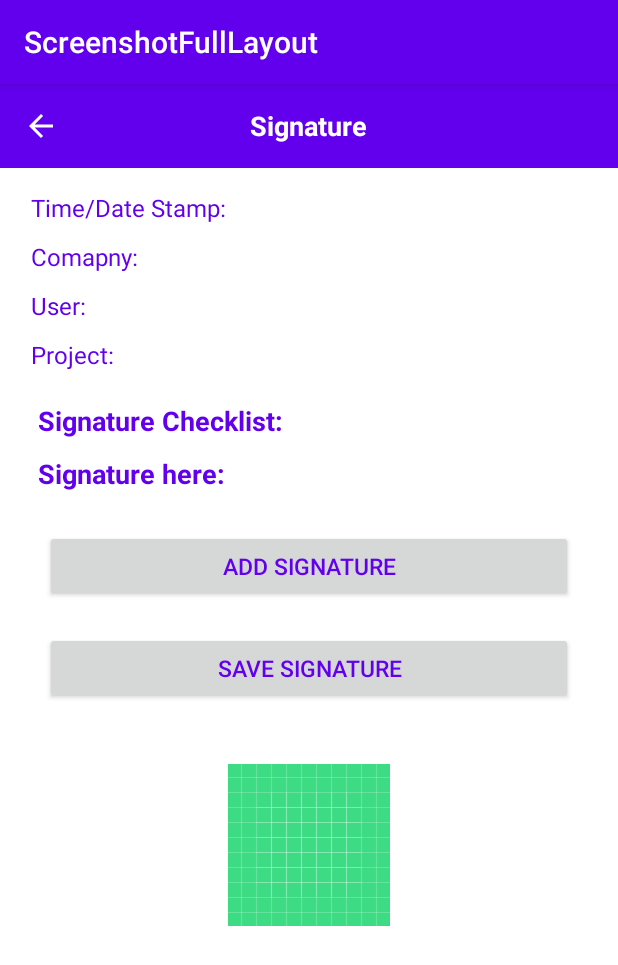
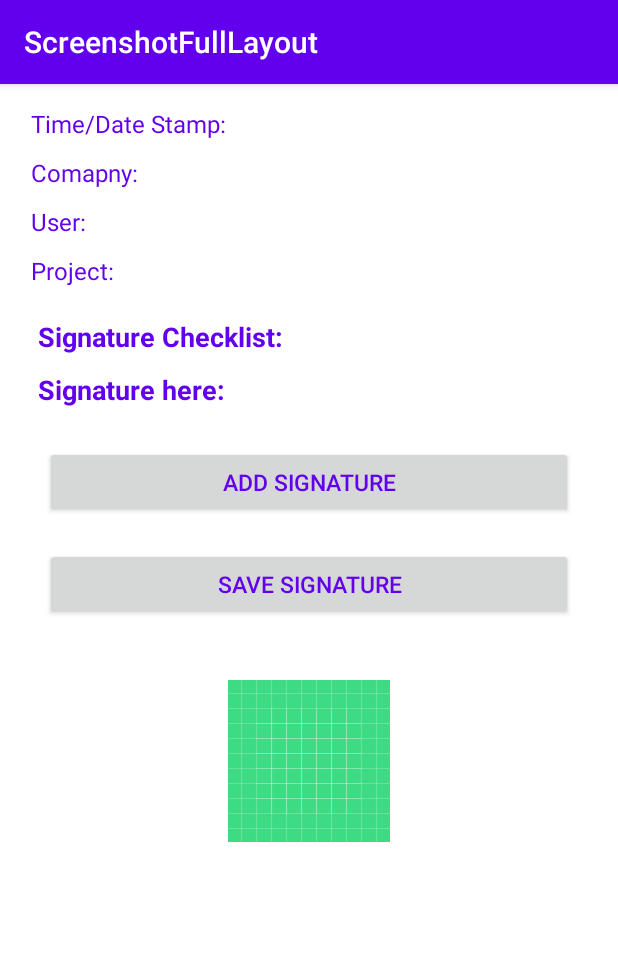
Before and after one commit to DesafioMobile/Screen-Full-Layout-Android, an Android app: the screen it shows after launch (MainActivity), on a phone screen of 412 x 824 dp. Shown: the top 965 px of the screen. Run offline under Robolectric (Android 15) with nearby library versions, the phone set to English and light mode, and no system bars.

Commit message:
done generate pdf

```diff
--- a/app/src/main/java/com/example/screenshotfulllayout/MainActivity.java
+++ b/app/src/main/java/com/example/screenshotfulllayout/MainActivity.java
@@ -2,33 +2,49 @@ package com.example.screenshotfulllayout;
 
 import androidx.annotation.NonNull;
 import androidx.appcompat.app.AppCompatActivity;
-import androidx.core.widget.NestedScrollView;
+import androidx.core.content.FileProvider;
 
 import android.Manifest;
+import android.content.Context;
+import android.content.Intent;
 import android.content.pm.PackageManager;
 import android.graphics.Bitmap;
-import android.graphics.BitmapFactory;
 import android.graphics.Canvas;
 import android.graphics.Color;
 import android.graphics.Paint;
 import android.graphics.pdf.PdfDocument;
+import android.net.Uri;
 import android.os.Build;
 import android.os.Bundle;
 import android.os.Environment;
+import android.util.Log;
 import android.view.View;
 import android.widget.Button;
 import android.widget.ImageView;
-import android.widget.ScrollView;
 import android.widget.Toast;
-
 import java.io.File;
 import java.io.FileOutputStream;
 import java.io.IOException;
+import java.text.SimpleDateFormat;
+import java.util.Date;
+import java.util.Locale;
+import java.util.Objects;
 
 public class MainActivity extends AppCompatActivity {
     private static final int PERMISSION_REQUEST_STORAGE = 1000;
     private static final int READ_REQUEST_CODE = 42;
-    Button press;
+    private Button press;
+
+
+    public String path;
+    public String signature_pdf_ = "meupdf";
+    public String signature_img_ = "minhaimagem";
+    public int totalHeight;
+    public int totalWidth;
+    public File myPath;
+    public String imagesUri;
+    public Bitmap b;
+
     @Override
     public void onRequestPermissionsResult(int requestCode, @NonNull String[] permissions, @NonNull int[] grantResults) {
         if(requestCode == PERMISSION_REQUEST_STORAGE){
@@ -40,19 +56,17 @@ public class MainActivity extends AppCompatActivity {
             }
         }
     }
+
     @Override
     protected void onCreate(Bundle savedInstanceState) {
         super.onCreate(savedInstanceState);
         setContentView(R.layout.activity_main);
 
-
-        if(Build.VERSION.SDK_INT >= Build.VERSION_CODES.M &&
-                checkSelfPermission(Manifest.permission.READ_EXTERNAL_STORAGE) != PackageManager.PERMISSION_GRANTED){
+        if(Build.VERSION.SDK_INT >= Build.VERSION_CODES.M && checkSelfPermission(Manifest.permission.READ_EXTERNAL_STORAGE) != PackageManager.PERMISSION_GRANTED){
             requestPermissions(new String[]{Manifest.permission.READ_EXTERNAL_STORAGE}, PERMISSION_REQUEST_STORAGE);
         }
 
-        if(Build.VERSION.SDK_INT >= Build.VERSION_CODES.M &&
-                checkSelfPermission(Manifest.permission.WRITE_EXTERNAL_STORAGE) != PackageManager.PERMISSION_GRANTED){
+        if(Build.VERSION.SDK_INT >= Build.VERSION_CODES.M && checkSelfPermission(Manifest.permission.WRITE_EXTERNAL_STORAGE) != PackageManager.PERMISSION_GRANTED){
             requestPermissions(new String[]{Manifest.permission.WRITE_EXTERNAL_STORAGE}, PERMISSION_REQUEST_STORAGE);
         }
 
@@ -63,17 +77,7 @@ public class MainActivity extends AppCompatActivity {
                 takeScreenShot();
             }
         });
-
     }
-
-    public String path;
-    public String signature_pdf_ = "meupdf";
-    public String signature_img_ = "minhaimagem";
-    public int totalHeight;
-    public int totalWidth;
-    public File myPath;
-    public String imagesUri;
-    public Bitmap b;
 
     private void takeScreenShot() {
 
@@ -94,19 +98,14 @@ public class MainActivity extends AppCompatActivity {
         //Save bitmap to  below path
         String extr = Environment.getExternalStorageDirectory() + "/Signature/";
         File file = new File(extr);
-        if (!file.exists())
-            file.mkdir();
+        if (!file.exists()) file.mkdir();
+
         String fileName = signature_img_ + ".jpg";
         myPath = new File(extr, fileName);
-        imagesUri = myPath.getPath();
+        imagesUri = myPath.getPath().substring(path.indexOf(":")+1);;
+
         FileOutputStream fos = null;
-
-
-
-
         b = getBitmapFromView(z);
-
-//
 
         try {
             fos = new FileOutputStream(myPath);
@@ -123,9 +122,10 @@ public class MainActivity extends AppCompatActivity {
             Toast.makeText(this, e.getMessage(), Toast.LENGTH_LONG).show();
             e.printStackTrace();
         }
-        //createPdf();// create pdf after creating bitmap and saving
 
+        createPdf();// create pdf after creating bitmap and saving
     }
+
     private void createPdf() {
 
         PdfDocument document = new PdfDocument();
@@ -145,6 +145,7 @@ public class MainActivity extends AppCompatActivity {
         paint.setColor(Color.BLUE);
         canvas.drawBitmap(bitmap, 0, 0, null);
         document.finishPage(page);
+
         File filePath = new File(path);
         try {
             document.writeTo(new FileOutputStream(filePath));
@@ -156,10 +157,18 @@ public class MainActivity extends AppCompatActivity {
         // close the document
         document.close();
 
-        //openPdf(path);// You can open pdf after complete
+        openPdf(filePath);// You can open pdf after complete
     }
+
     public Bitmap getBitmapFromView(View view){
         view.setDrawingCacheEnabled(true);
         return view.getDrawingCache();
     }
+
+    public void openPdf(File file){
+        Intent intent = new Intent(Intent.ACTION_VIEW);
+        intent.setDataAndType(FileProvider.getUriForFile(MainActivity.this, "com.example.screenshotfulllayout.provider", file), "application/pdf");
+        intent.addFlags(Intent.FLAG_GRANT_READ_URI_PERMISSION);
+        startActivity(intent);
+    }
 }
--- a/app/src/main/res/layout/activity_main.xml
+++ b/app/src/main/res/layout/activity_main.xml
@@ -1,11 +1,11 @@
 <?xml version="1.0" encoding="utf-8"?>
-<LinearLayout
-    xmlns:android="http://schemas.android.com/apk/res/android"
+<LinearLayout xmlns:android="http://schemas.android.com/apk/res/android"
     xmlns:app="http://schemas.android.com/apk/res-auto"
     android:id="@+id/scroll"
     android:layout_width="match_parent"
     android:layout_height="match_parent"
     android:background="@android:color/white">
+
     <ScrollView
         android:layout_width="match_parent"
         android:layout_height="match_parent"
@@ -16,47 +16,6 @@
             android:layout_width="match_parent"
             android:layout_height="match_parent"
             android:orientation="vertical">
-
-            <RelativeLayout
-                android:id="@+id/rl"
-                android:layout_width="match_parent"
-                android:layout_height="?attr/actionBarSize"
-                android:background="@color/colorPrimary">
-
-                <TextView
-                    android:id="@+id/header_text"
-                    android:layout_width="wrap_content"
-                    android:layout_height="wrap_content"
-                    android:layout_centerInParent="true"
-                    android:layout_centerVertical="true"
-                    android:layout_marginLeft="15dp"
-                    android:text="Signature"
-                    android:textColor="@android:color/white"
-                    android:textSize="18dp"
-                    android:textStyle="bold" />
-
-                <ImageView
-                    android:id="@+id/ivback"
-                    android:layout_width="wrap_content"
-                    android:layout_height="wrap_content"
-                    android:layout_alignParentLeft="true"
-                    android:layout_centerVertical="true"
-                    android:layout_marginLeft="5dp"
-                    android:padding="10dp"
-                    android:src="@drawable/abc_vector_test" />
-
-                <ImageView
-                    android:id="@+id/ic_downlod"
-                    android:layout_width="wrap_content"
-                    android:layout_height="wrap_content"
-                    android:layout_alignParentRight="true"
-                    android:layout_centerVertical="true"
-                    android:layout_marginRight="5dp"
-                    android:padding="10dp"
-                    android:src="@drawable/abc_vector_test"
-                    android:visibility="gone" />
-
-            </RelativeLayout>
 
 
             <LinearLayout
@@ -165,10 +124,10 @@
                     android:id="@+id/btn_add_sign"
                     android:layout_width="match_parent"
                     android:layout_height="wrap_content"
+                    android:layout_marginLeft="20dp"
+                    android:layout_marginTop="20dp"
+                    android:layout_marginRight="20dp"
                     android:layout_marginBottom="10dp"
-                    android:layout_marginLeft="20dp"
-                    android:layout_marginRight="20dp"
-                    android:layout_marginTop="20dp"
 
                     android:text="Add Signature"
                     android:textColor="@color/colorPrimary"
@@ -178,13 +137,14 @@
                     android:id="@+id/btn_save_form"
                     android:layout_width="match_parent"
                     android:layout_height="wrap_content"
+                    android:layout_marginLeft="20dp"
+                    android:layout_marginTop="10dp"
+                    android:layout_marginRight="20dp"
                     android:layout_marginBottom="30dp"
-                    android:layout_marginLeft="20dp"
-                    android:layout_marginRight="20dp"
-                    android:layout_marginTop="10dp"
                     android:text="Save Signature"
                     android:textColor="@color/colorPrimary"
                     android:textSize="15dp" />
+
             </LinearLayout>
 
             <LinearLayout
--- /dev/null
+++ b/app/src/main/res/xml/filepaths.xml
@@ -0,0 +1,4 @@
+<?xml version="1.0" encoding="utf-8"?>
+<paths xmlns:android="http://schemas.android.com/apk/res/android">
+    <external-path name="external_files" path="."/>
+</paths>
--- a/build.gradle
+++ b/build.gradle
@@ -8,7 +8,7 @@ buildscript {
 
     }
     dependencies {
-        classpath 'com.android.tools.build:gradle:3.6.2'
+        classpath 'com.android.tools.build:gradle:3.6.3'
 
 
         // NOTE: Do not place your application dependencies here; they belong
```
Also changed, not shown: app/src/main/AndroidManifest.xml (+9 -0 lines), 1 other file. Lines whose indentation alone changed are shown as unchanged.
